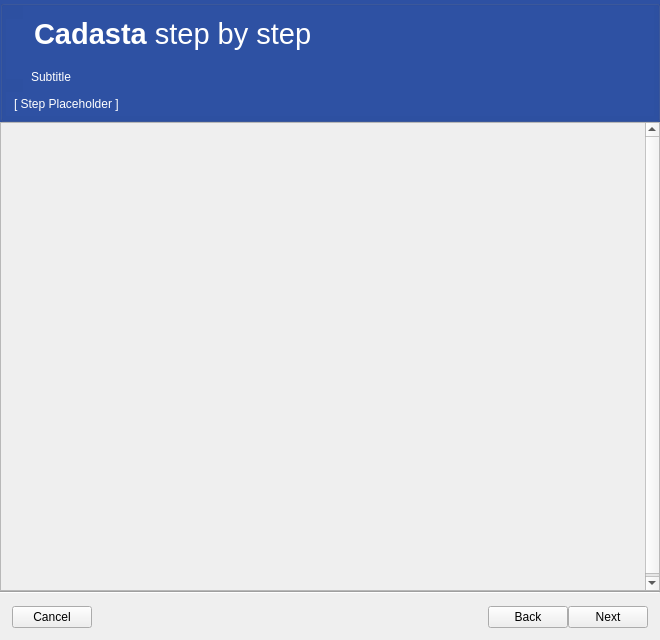
This is cadasta/gui/ui/wizard/wizard_dialog_base.ui in Cadasta/cadasta-qgis-plugin as Qt 5 draws it before an edit. The edited form follows.
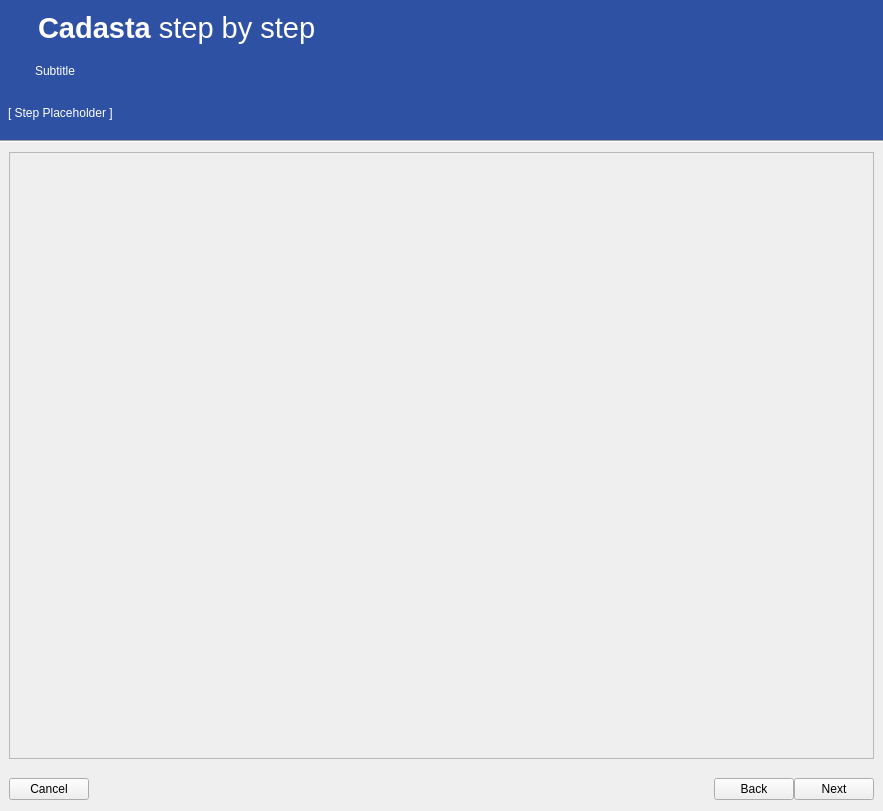
This is the edited form. Icons and pictures are not drawn.

Commit message: update base wizard layout

Patch:
```diff
--- a/cadasta/gui/ui/wizard/wizard_dialog_base.ui
+++ b/cadasta/gui/ui/wizard/wizard_dialog_base.ui
@@ -6,8 +6,8 @@
    <rect>
     <x>0</x>
     <y>0</y>
-    <width>660</width>
-    <height>640</height>
+    <width>883</width>
+    <height>811</height>
    </rect>
   </property>
   <property name="sizePolicy">
@@ -19,7 +19,7 @@
   <property name="minimumSize">
    <size>
     <width>660</width>
-    <height>550</height>
+    <height>400</height>
    </size>
   </property>
   <property name="windowTitle">
@@ -48,20 +48,36 @@
    <property name="verticalSpacing">
     <number>0</number>
    </property>
+   <property name="margin">
+    <number>0</number>
+   </property>
+   <item row="2" column="0">
+    <widget class="Line" name="line">
+     <property name="orientation">
+      <enum>Qt::Horizontal</enum>
+     </property>
+    </widget>
+   </item>
    <item row="0" column="0">
-    <widget class="QGroupBox" name="title_group">
+    <widget class="QWidget" name="title_group" native="true">
+     <property name="minimumSize">
+      <size>
+       <width>0</width>
+       <height>140</height>
+      </size>
+     </property>
+     <property name="maximumSize">
+      <size>
+       <width>16777215</width>
+       <height>140</height>
+      </size>
+     </property>
      <property name="autoFillBackground">
       <bool>false</bool>
      </property>
      <property name="styleSheet">
       <string notr="true">background: #2e51a3; padding: 5px;</string>
      </property>
-     <property name="title">
-      <string/>
-     </property>
-     <property name="flat">
-      <bool>true</bool>
-     </property>
      <layout class="QGridLayout" name="gridLayout_27">
       <property name="leftMargin">
        <number>0</number>
@@ -80,6 +96,9 @@
       </property>
       <item row="0" column="0">
        <layout class="QGridLayout" name="gridLayout_12">
+        <property name="leftMargin">
+         <number>10</number>
+        </property>
         <item row="0" column="0" rowspan="2">
          <widget class="QLabel" name="lblMainIcon">
           <property name="maximumSize">
@@ -157,19 +176,59 @@
      </layout>
     </widget>
    </item>
+   <item row="3" column="0">
+    <widget class="QWidget" name="verticalWidget" native="true">
+     <layout class="QVBoxLayout" name="verticalLayout_4">
+      <property name="margin">
+       <number>9</number>
+      </property>
+      <item>
+       <widget class="QFrame" name="frame">
+        <property name="frameShape">
+         <enum>QFrame::StyledPanel</enum>
+        </property>
+        <property name="frameShadow">
+         <enum>QFrame::Raised</enum>
+        </property>
+        <layout class="QGridLayout" name="gridLayout">
+         <item row="0" column="0">
+          <widget class="QStackedWidget" name="stackedWidget"/>
+         </item>
+        </layout>
+       </widget>
+      </item>
+     </layout>
+    </widget>
+   </item>
    <item row="4" column="0">
+    <widget class="QWidget" name="footerSection" native="true">
+     <property name="minimumSize">
+      <size>
+       <width>0</width>
+       <height>43</height>
+      </size>
+     </property>
+     <property name="maximumSize">
+      <size>
+       <width>16777215</width>
+       <height>43</height>
+      </size>
+     </property>
     <layout class="QHBoxLayout" name="horizontalLayout_2">
+      <property name="spacing">
+       <number>0</number>
+      </property>
      <property name="leftMargin">
-      <number>12</number>
+       <number>9</number>
      </property>
      <property name="topMargin">
-      <number>12</number>
+       <number>0</number>
      </property>
      <property name="rightMargin">
-      <number>12</number>
+       <number>9</number>
      </property>
      <property name="bottomMargin">
-      <number>12</number>
+       <number>0</number>
      </property>
      <item>
       <widget class="QPushButton" name="pbnCancel">
@@ -218,116 +277,10 @@
       </widget>
      </item>
     </layout>
-   </item>
-   <item row="3" column="0">
-    <widget class="Line" name="line">
-     <property name="orientation">
-      <enum>Qt::Horizontal</enum>
-     </property>
     </widget>
    </item>
-   <item row="2" column="0">
-    <widget class="QScrollArea" name="scrollArea_2">
-     <property name="enabled">
-      <bool>true</bool>
-     </property>
-     <property name="sizePolicy">
-      <sizepolicy hsizetype="MinimumExpanding" vsizetype="Expanding">
-       <horstretch>0</horstretch>
-       <verstretch>0</verstretch>
-      </sizepolicy>
-     </property>
-     <property name="widgetResizable">
-      <bool>true</bool>
-     </property>
-     <widget class="QWidget" name="scrollAreaWidgetContents">
-      <property name="geometry">
-       <rect>
-        <x>0</x>
-        <y>0</y>
-        <width>658</width>
-        <height>470</height>
-       </rect>
-      </property>
-      <property name="sizePolicy">
-       <sizepolicy hsizetype="Preferred" vsizetype="Preferred">
-        <horstretch>0</horstretch>
-        <verstretch>0</verstretch>
-       </sizepolicy>
-      </property>
-      <property name="minimumSize">
-       <size>
-        <width>0</width>
-        <height>470</height>
-       </size>
-      </property>
-      <property name="maximumSize">
-       <size>
-        <width>16777215</width>
-        <height>400</height>
-       </size>
-      </property>
-      <layout class="QGridLayout" name="gridLayout_26">
-       <property name="leftMargin">
-        <number>0</number>
-       </property>
-       <property name="topMargin">
-        <number>0</number>
-       </property>
-       <property name="rightMargin">
-        <number>0</number>
-       </property>
-       <property name="bottomMargin">
-        <number>0</number>
-       </property>
-       <item row="0" column="0">
-        <widget class="QStackedWidget" name="stackedWidget">
-         <property name="sizePolicy">
-          <sizepolicy hsizetype="MinimumExpanding" vsizetype="MinimumExpanding">
-           <horstretch>0</horstretch>
-           <verstretch>0</verstretch>
-          </sizepolicy>
-         </property>
-         <property name="minimumSize">
-          <size>
-           <width>640</width>
-           <height>470</height>
-          </size>
-         </property>
-         <property name="maximumSize">
-          <size>
-           <width>788</width>
-           <height>16777215</height>
-          </size>
-         </property>
-         <property name="font">
-          <font>
-           <family>Ubuntu</family>
-           <pointsize>11</pointsize>
-           <weight>50</weight>
-           <italic>false</italic>
-           <bold>false</bold>
-          </font>
-         </property>
-         <property name="styleSheet">
-          <string notr="true">font: 11pt &quot;Ubuntu&quot;;</string>
-         </property>
-         <property name="currentIndex">
-          <number>-1</number>
-         </property>
-        </widget>
-       </item>
-      </layout>
-     </widget>
-    </widget>
-   </item>
-  </layout>
- </widget>
- <tabstops>
-  <tabstop>pbnCancel</tabstop>
-  <tabstop>pbnBack</tabstop>
-  <tabstop>pbnNext</tabstop>
- </tabstops>
+  </layout>
+ </widget>
  <resources/>
  <connections/>
 </ui>
```
Left out of the diff: 29 changed lines with no effect on the pictures. Lines whose indentation alone changed are shown as unchanged.
